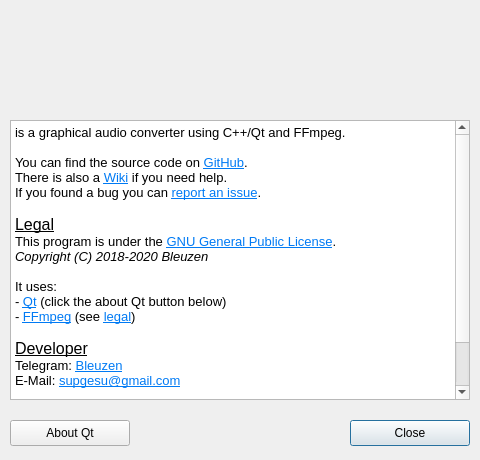
Old version of the form src/aboutdialog.ui in the repository Bleuzen/FFaudioConverter.
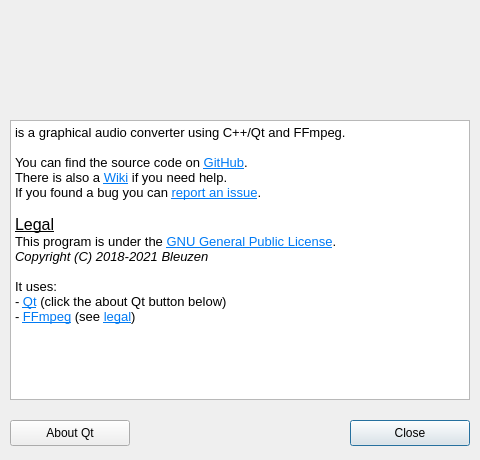
New version of the form.

```diff
--- a/src/aboutdialog.ui
+++ b/src/aboutdialog.ui
@@ -53,7 +53,7 @@
    <property name="geometry">
     <rect>
      <x>10</x>
-     <y>45</y>
+     <y>50</y>
      <width>460</width>
      <height>30</height>
     </rect>
@@ -74,7 +74,7 @@
    <property name="geometry">
     <rect>
      <x>10</x>
-     <y>75</y>
+     <y>80</y>
      <width>460</width>
      <height>30</height>
     </rect>
@@ -119,26 +119,19 @@
 &lt;html&gt;&lt;head&gt;&lt;meta name=&quot;qrichtext&quot; content=&quot;1&quot; /&gt;&lt;style type=&quot;text/css&quot;&gt;
 p, li { white-space: pre-wrap; }
 &lt;/style&gt;&lt;/head&gt;&lt;body style=&quot; font-family:'Noto Sans'; font-size:10pt; font-weight:400; font-style:normal;&quot;&gt;
-&lt;p style=&quot; margin-top:0px; margin-bottom:0px; margin-left:0px; margin-right:0px; -qt-block-indent:0; text-indent:0px;&quot;&gt;&lt;span style=&quot; font-family:'Noto Sans';&quot;&gt;is a graphical audio converter using C++/Qt and FFmpeg.&lt;/span&gt;&lt;/p&gt;
-&lt;p style=&quot;-qt-paragraph-type:empty; margin-top:0px; margin-bottom:0px; margin-left:0px; margin-right:0px; -qt-block-indent:0; text-indent:0px; font-family:'Noto Sans';&quot;&gt;&lt;br /&gt;&lt;/p&gt;
-&lt;p style=&quot; margin-top:0px; margin-bottom:0px; margin-left:0px; margin-right:0px; -qt-block-indent:0; text-indent:0px;&quot;&gt;&lt;span style=&quot; font-family:'Noto Sans';&quot;&gt;You can find the source code on &lt;/span&gt;&lt;a href=&quot;https://github.com/Bleuzen/FFaudioConverter&quot;&gt;&lt;span style=&quot; font-family:'Noto Sans'; text-decoration: underline; color:#007af4;&quot;&gt;GitHub&lt;/span&gt;&lt;/a&gt;&lt;span style=&quot; font-family:'Noto Sans';&quot;&gt;.&lt;/span&gt;&lt;/p&gt;
-&lt;p style=&quot; margin-top:0px; margin-bottom:0px; margin-left:0px; margin-right:0px; -qt-block-indent:0; text-indent:0px;&quot;&gt;&lt;span style=&quot; font-family:'Noto Sans';&quot;&gt;There is also a &lt;/span&gt;&lt;a href=&quot;https://github.com/Bleuzen/FFaudioConverter/wiki&quot;&gt;&lt;span style=&quot; font-family:'Noto Sans'; text-decoration: underline; color:#007af4;&quot;&gt;Wiki&lt;/span&gt;&lt;/a&gt;&lt;span style=&quot; font-family:'Noto Sans';&quot;&gt; if you need help.&lt;/span&gt;&lt;/p&gt;
-&lt;p style=&quot; margin-top:0px; margin-bottom:0px; margin-left:0px; margin-right:0px; -qt-block-indent:0; text-indent:0px;&quot;&gt;&lt;span style=&quot; font-family:'Noto Sans';&quot;&gt;If you found a bug you can &lt;/span&gt;&lt;a href=&quot;https://github.com/Bleuzen/FFaudioConverter/issues&quot;&gt;&lt;span style=&quot; font-family:'Noto Sans'; text-decoration: underline; color:#007af4;&quot;&gt;report an issue&lt;/span&gt;&lt;/a&gt;&lt;span style=&quot; font-family:'Noto Sans';&quot;&gt;.&lt;/span&gt;&lt;/p&gt;
-&lt;p style=&quot;-qt-paragraph-type:empty; margin-top:0px; margin-bottom:0px; margin-left:0px; margin-right:0px; -qt-block-indent:0; text-indent:0px; font-family:'Noto Sans';&quot;&gt;&lt;br /&gt;&lt;/p&gt;
-&lt;p style=&quot; margin-top:0px; margin-bottom:0px; margin-left:0px; margin-right:0px; -qt-block-indent:0; text-indent:0px;&quot;&gt;&lt;span style=&quot; font-family:'Noto Sans'; font-size:12pt; text-decoration: underline;&quot;&gt;Legal&lt;/span&gt;&lt;/p&gt;
-&lt;p style=&quot; margin-top:0px; margin-bottom:0px; margin-left:0px; margin-right:0px; -qt-block-indent:0; text-indent:0px;&quot;&gt;&lt;span style=&quot; font-family:'Noto Sans';&quot;&gt;This program is under the &lt;/span&gt;&lt;a href=&quot;https://www.gnu.org/licenses/gpl-3.0.txt&quot;&gt;&lt;span style=&quot; font-family:'Noto Sans'; text-decoration: underline; color:#007af4;&quot;&gt;GNU General Public License&lt;/span&gt;&lt;/a&gt;&lt;span style=&quot; font-family:'Noto Sans';&quot;&gt;.&lt;/span&gt;&lt;/p&gt;
-&lt;p style=&quot; margin-top:0px; margin-bottom:0px; margin-left:0px; margin-right:0px; -qt-block-indent:0; text-indent:0px;&quot;&gt;&lt;span style=&quot; font-family:'Noto Sans'; font-style:italic;&quot;&gt;Copyright (C) 2018-2020 Bleuzen&lt;/span&gt;&lt;/p&gt;
-&lt;p style=&quot;-qt-paragraph-type:empty; margin-top:0px; margin-bottom:0px; margin-left:0px; margin-right:0px; -qt-block-indent:0; text-indent:0px; font-family:'Noto Sans';&quot;&gt;&lt;br /&gt;&lt;/p&gt;
-&lt;p style=&quot; margin-top:0px; margin-bottom:0px; margin-left:0px; margin-right:0px; -qt-block-indent:0; text-indent:0px;&quot;&gt;&lt;span style=&quot; font-family:'Noto Sans';&quot;&gt;It uses:&lt;/span&gt;&lt;/p&gt;
-&lt;p style=&quot; margin-top:0px; margin-bottom:0px; margin-left:0px; margin-right:0px; -qt-block-indent:0; text-indent:0px;&quot;&gt;&lt;span style=&quot; font-family:'Noto Sans';&quot;&gt;- &lt;/span&gt;&lt;a href=&quot;https://www.qt.io/&quot;&gt;&lt;span style=&quot; font-family:'Noto Sans'; text-decoration: underline; color:#007af4;&quot;&gt;Qt&lt;/span&gt;&lt;/a&gt;&lt;span style=&quot; font-family:'Noto Sans';&quot;&gt; (click the about Qt button below)&lt;/span&gt;&lt;/p&gt;
-&lt;p style=&quot; margin-top:0px; margin-bottom:0px; margin-left:0px; margin-right:0px; -qt-block-indent:0; text-indent:0px;&quot;&gt;&lt;span style=&quot; font-family:'Noto Sans';&quot;&gt;- &lt;/span&gt;&lt;a href=&quot;https://www.ffmpeg.org/&quot;&gt;&lt;span style=&quot; font-family:'Noto Sans'; text-decoration: underline; color:#007af4;&quot;&gt;FFmpeg&lt;/span&gt;&lt;/a&gt;&lt;span style=&quot; font-family:'Noto Sans';&quot;&gt; (see &lt;/span&gt;&lt;a href=&quot;https://www.ffmpeg.org/legal.html&quot;&gt;&lt;span style=&quot; font-family:'Noto Sans'; text-decoration: underline; color:#007af4;&quot;&gt;legal&lt;/span&gt;&lt;/a&gt;&lt;span style=&quot; font-family:'Noto Sans';&quot;&gt;)&lt;/span&gt;&lt;/p&gt;
-&lt;p style=&quot;-qt-paragraph-type:empty; margin-top:0px; margin-bottom:0px; margin-left:0px; margin-right:0px; -qt-block-indent:0; text-indent:0px; font-family:'Noto Sans';&quot;&gt;&lt;br /&gt;&lt;/p&gt;
-&lt;p style=&quot; margin-top:0px; margin-bottom:0px; margin-left:0px; margin-right:0px; -qt-block-indent:0; text-indent:0px;&quot;&gt;&lt;span style=&quot; font-family:'Noto Sans'; font-size:12pt; text-decoration: underline;&quot;&gt;Developer&lt;/span&gt;&lt;/p&gt;
-&lt;p style=&quot; margin-top:0px; margin-bottom:0px; margin-left:0px; margin-right:0px; -qt-block-indent:0; text-indent:0px;&quot;&gt;&lt;span style=&quot; font-family:'Noto Sans';&quot;&gt;Telegram: &lt;/span&gt;&lt;a href=&quot;https://t.me/Bleuzen&quot;&gt;&lt;span style=&quot; font-family:'Noto Sans'; text-decoration: underline; color:#007af4;&quot;&gt;Bleuzen&lt;/span&gt;&lt;/a&gt;&lt;/p&gt;
-&lt;p style=&quot; margin-top:0px; margin-bottom:0px; margin-left:0px; margin-right:0px; -qt-block-indent:0; text-indent:0px;&quot;&gt;&lt;span style=&quot; font-family:'Noto Sans';&quot;&gt;E-Mail: &lt;/span&gt;&lt;a href=&quot;mailto:supgesu@gmail.com&quot;&gt;&lt;span style=&quot; font-family:'Noto Sans'; text-decoration: underline; color:#007af4;&quot;&gt;supgesu@gmail.com&lt;/span&gt;&lt;/a&gt;&lt;/p&gt;
-&lt;p style=&quot;-qt-paragraph-type:empty; margin-top:0px; margin-bottom:0px; margin-left:0px; margin-right:0px; -qt-block-indent:0; text-indent:0px; font-family:'Noto Sans';&quot;&gt;&lt;br /&gt;&lt;/p&gt;
-&lt;p style=&quot; margin-top:0px; margin-bottom:0px; margin-left:0px; margin-right:0px; -qt-block-indent:0; text-indent:0px;&quot;&gt;&lt;span style=&quot; font-family:'Noto Sans'; font-size:12pt; text-decoration: underline;&quot;&gt;Contributors&lt;/span&gt;&lt;/p&gt;
-&lt;p style=&quot; margin-top:0px; margin-bottom:0px; margin-left:0px; margin-right:0px; -qt-block-indent:0; text-indent:0px;&quot;&gt;&lt;span style=&quot; font-family:'Noto Sans';&quot;&gt;If you help me (by coding or translating this program in your language) your name will be added here.&lt;/span&gt;&lt;/p&gt;&lt;/body&gt;&lt;/html&gt;</string>
+&lt;p style=&quot; margin-top:0px; margin-bottom:0px; margin-left:0px; margin-right:0px; -qt-block-indent:0; text-indent:0px;&quot;&gt;is a graphical audio converter using C++/Qt and FFmpeg.&lt;/p&gt;
+&lt;p style=&quot;-qt-paragraph-type:empty; margin-top:0px; margin-bottom:0px; margin-left:0px; margin-right:0px; -qt-block-indent:0; text-indent:0px;&quot;&gt;&lt;br /&gt;&lt;/p&gt;
+&lt;p style=&quot; margin-top:0px; margin-bottom:0px; margin-left:0px; margin-right:0px; -qt-block-indent:0; text-indent:0px;&quot;&gt;You can find the source code on &lt;a href=&quot;https://github.com/Bleuzen/FFaudioConverter&quot;&gt;&lt;span style=&quot; text-decoration: underline; color:#007af4;&quot;&gt;GitHub&lt;/span&gt;&lt;/a&gt;.&lt;/p&gt;
+&lt;p style=&quot; margin-top:0px; margin-bottom:0px; margin-left:0px; margin-right:0px; -qt-block-indent:0; text-indent:0px;&quot;&gt;There is also a &lt;a href=&quot;https://github.com/Bleuzen/FFaudioConverter/wiki&quot;&gt;&lt;span style=&quot; text-decoration: underline; color:#007af4;&quot;&gt;Wiki&lt;/span&gt;&lt;/a&gt; if you need help.&lt;/p&gt;
+&lt;p style=&quot; margin-top:0px; margin-bottom:0px; margin-left:0px; margin-right:0px; -qt-block-indent:0; text-indent:0px;&quot;&gt;If you found a bug you can &lt;a href=&quot;https://github.com/Bleuzen/FFaudioConverter/issues&quot;&gt;&lt;span style=&quot; text-decoration: underline; color:#007af4;&quot;&gt;report an issue&lt;/span&gt;&lt;/a&gt;.&lt;/p&gt;
+&lt;p style=&quot;-qt-paragraph-type:empty; margin-top:0px; margin-bottom:0px; margin-left:0px; margin-right:0px; -qt-block-indent:0; text-indent:0px;&quot;&gt;&lt;br /&gt;&lt;/p&gt;
+&lt;p style=&quot; margin-top:0px; margin-bottom:0px; margin-left:0px; margin-right:0px; -qt-block-indent:0; text-indent:0px;&quot;&gt;&lt;span style=&quot; font-size:12pt; text-decoration: underline;&quot;&gt;Legal&lt;/span&gt;&lt;/p&gt;
+&lt;p style=&quot; margin-top:0px; margin-bottom:0px; margin-left:0px; margin-right:0px; -qt-block-indent:0; text-indent:0px;&quot;&gt;This program is under the &lt;a href=&quot;https://www.gnu.org/licenses/gpl-3.0.txt&quot;&gt;&lt;span style=&quot; text-decoration: underline; color:#007af4;&quot;&gt;GNU General Public License&lt;/span&gt;&lt;/a&gt;.&lt;/p&gt;
+&lt;p style=&quot; margin-top:0px; margin-bottom:0px; margin-left:0px; margin-right:0px; -qt-block-indent:0; text-indent:0px;&quot;&gt;&lt;span style=&quot; font-style:italic;&quot;&gt;Copyright (C) 2018-2021 Bleuzen&lt;/span&gt;&lt;/p&gt;
+&lt;p style=&quot;-qt-paragraph-type:empty; margin-top:0px; margin-bottom:0px; margin-left:0px; margin-right:0px; -qt-block-indent:0; text-indent:0px;&quot;&gt;&lt;br /&gt;&lt;/p&gt;
+&lt;p style=&quot; margin-top:0px; margin-bottom:0px; margin-left:0px; margin-right:0px; -qt-block-indent:0; text-indent:0px;&quot;&gt;It uses:&lt;/p&gt;
+&lt;p style=&quot; margin-top:0px; margin-bottom:0px; margin-left:0px; margin-right:0px; -qt-block-indent:0; text-indent:0px;&quot;&gt;- &lt;a href=&quot;https://www.qt.io/&quot;&gt;&lt;span style=&quot; text-decoration: underline; color:#007af4;&quot;&gt;Qt&lt;/span&gt;&lt;/a&gt; (click the about Qt button below)&lt;/p&gt;
+&lt;p style=&quot; margin-top:0px; margin-bottom:0px; margin-left:0px; margin-right:0px; -qt-block-indent:0; text-indent:0px;&quot;&gt;- &lt;a href=&quot;https://www.ffmpeg.org/&quot;&gt;&lt;span style=&quot; text-decoration: underline; color:#007af4;&quot;&gt;FFmpeg&lt;/span&gt;&lt;/a&gt; (see &lt;a href=&quot;https://www.ffmpeg.org/legal.html&quot;&gt;&lt;span style=&quot; text-decoration: underline; color:#007af4;&quot;&gt;legal&lt;/span&gt;&lt;/a&gt;)&lt;/p&gt;&lt;/body&gt;&lt;/html&gt;</string>
    </property>
    <property name="textInteractionFlags">
     <set>Qt::LinksAccessibleByKeyboard|Qt::LinksAccessibleByMouse</set>
```
